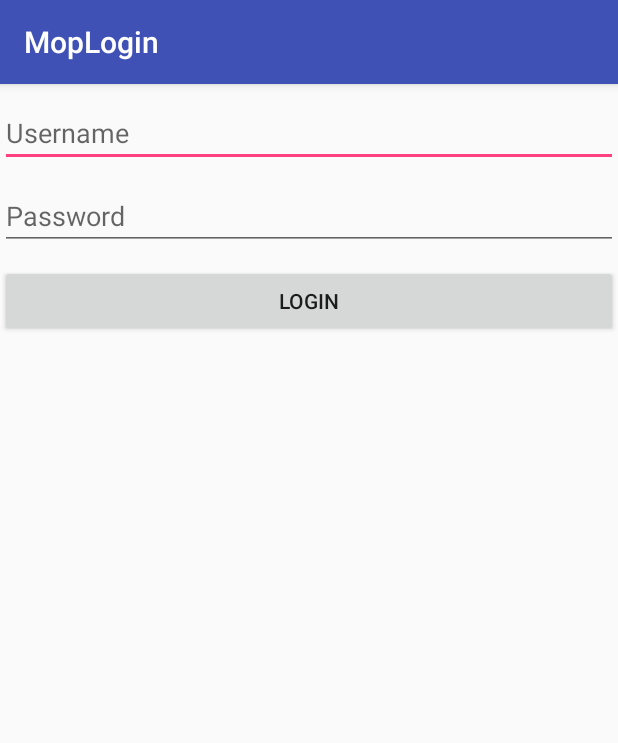
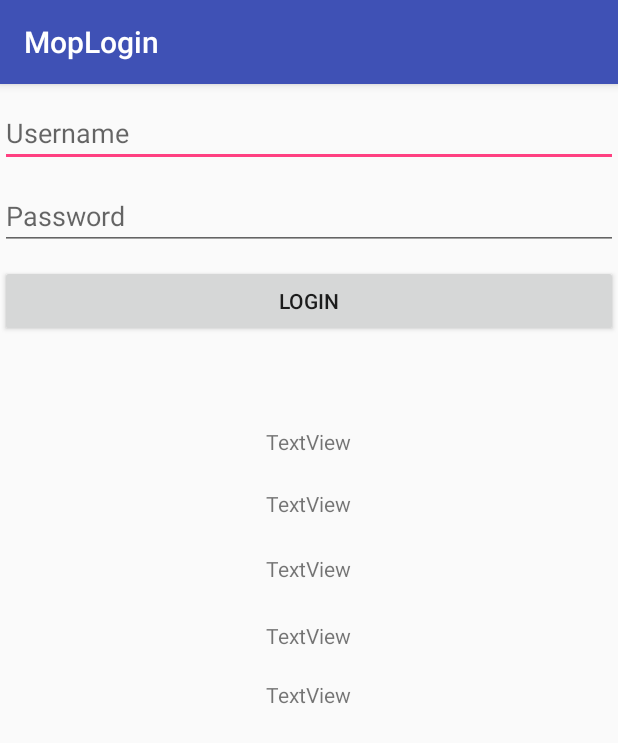
Before and after one commit to farhandhika258/MopLogin, an Android app: the screen it shows after launch (MainActivity), after a tap on "LOGIN", on a phone screen of 412 x 824 dp. Shown: the top 743 px of the screen. Run offline under Robolectric (Android 15) with nearby library versions, the phone set to English and light mode, and no system bars; pictures from the network do not load; 2 statements that could not run were skipped.

```diff
--- a/app/build.gradle
+++ b/app/build.gradle
@@ -1,4 +1,5 @@
 apply plugin: 'com.android.application'
+apply plugin: 'org.greenrobot.greendao'
 
 android {
     compileSdkVersion 26
@@ -25,4 +26,5 @@ dependencies {
     testImplementation 'junit:junit:4.12'
     androidTestImplementation 'com.android.support.test:runner:1.0.1'
     androidTestImplementation 'com.android.support.test.espresso:espresso-core:3.0.1'
+    compile 'org.greenrobot:greendao:3.2.2'
 }
--- a/app/src/main/AndroidManifest.xml
+++ b/app/src/main/AndroidManifest.xml
@@ -11,7 +11,8 @@
         android:label="@string/app_name"
         android:roundIcon="@mipmap/ic_launcher_round"
         android:supportsRtl="true"
-        android:theme="@style/AppTheme">
+        android:theme="@style/AppTheme"
+        android:name=".App">
         <activity android:name=".MainActivity">
             <intent-filter>
                 <action android:name="android.intent.action.MAIN" />
--- /dev/null
+++ b/app/src/main/java/com/test/farhandhika/moplogin/App.java
@@ -0,0 +1,28 @@
+package com.test.farhandhika.moplogin;
+
+import android.app.Application;
+
+/**
+ * Created by farhandhika on 21/12/17.
+ */
+
+public class App extends Application {
+
+    private DaoSession mDaoSession;
+
+    @Override
+    public void onCreate() {
+        super.onCreate();
+        mDaoSession = new DaoMaster(
+                new DaoMaster.DevOpenHelper(this, "greendao_token2.db").getWritableDb()).newSession();
+
+        //if(mDaoSession.getTokenDao().loadAll().size() == 0) {
+        //    mDaoSession.getTokenDao().insert(new Token(2L, "acces_token", "expires_in", "token_type", "scope","refresh_token"));
+        //}
+
+    }
+
+    public DaoSession getDaoSession() {
+        return mDaoSession;
+    }
+}
--- a/app/src/main/java/com/test/farhandhika/moplogin/MainActivity.java
+++ b/app/src/main/java/com/test/farhandhika/moplogin/MainActivity.java
@@ -2,6 +2,7 @@ package com.test.farhandhika.moplogin;
 
 
 import android.app.ProgressDialog;
+import android.content.Context;
 import android.content.Intent;
 import android.content.SharedPreferences;
 import android.database.sqlite.SQLiteDatabase;
@@ -13,6 +14,7 @@ import android.os.Bundle;
 import android.util.Log;
 import android.view.View;
 import android.widget.EditText;
+import android.widget.TextView;
 import android.widget.Toast;
 
 import org.json.JSONArray;
@@ -37,9 +39,7 @@ import javax.net.ssl.HttpsURLConnection;
 
 public class MainActivity extends AppCompatActivity {
 
-    MySQLiteHelper db = new MySQLiteHelper(this);
-
-
+    private DaoSession mDaoSession;
 
     public static final int CONNECTION_TIMEOUT=10000;
     public static final int READ_TIMEOUT=15000;
@@ -54,7 +54,24 @@ public class MainActivity extends AppCompatActivity {
         // Get Reference to variables
         etUsername = (EditText) findViewById(R.id.username);
         etPassword = (EditText) findViewById(R.id.password);
+        TextView textView = (TextView) findViewById(R.id.text);
+        TextView textView2 = (TextView) findViewById(R.id.text2);
+        TextView textView3 = (TextView) findViewById(R.id.text3);
+        TextView textView4 = (TextView) findViewById(R.id.text4);
+        TextView textView5 = (TextView) findViewById(R.id.text5);
 
+
+        Token token = ((App)getApplication()).getDaoSession().getTokenDao().load(2L);
+
+
+        if(token!= null) {
+
+            textView.setText(token.getAccesstoken());
+            textView2.setText(token.getExpiresin());
+            textView3.setText(token.getTokentype());
+            textView4.setText(token.getScope());
+            textView5.setText(token.getRefreshtoken());
+        }
 
 
 
@@ -96,7 +113,6 @@ public class MainActivity extends AppCompatActivity {
             final String username = etUsername.getText().toString();
             final String password = etPassword.getText().toString();
 
-
             try {
 
                 URL url = new URL("https://dev.mopaps.xtend.net.my/oauth"); // here is your URL path
@@ -129,50 +145,31 @@ public class MainActivity extends AppCompatActivity {
 
                 if (responseCode == HttpsURLConnection.HTTP_OK) {
 
-
                     BufferedReader in =new BufferedReader(new
                             InputStreamReader(
                             conn.getInputStream()));
-
+                    StringBuilder result = new StringBuilder();
                     StringBuffer sb = new StringBuffer("");
                     String line="";
 
                     while((line = in.readLine()) != null) {
-                        sb.append(line);
-                        break;
+                        result.append(line);
+                       break;
+
                     }
 
-
-
-                    /**
-                     * CRUD Operations
-                     * */
-                    // add Books
-                    db.addBook(new Book(line));
-
-
-                    // get all books
-                    List<Book> list = db.getAllBooks();
-
-                    // delete one book
-                    db.deleteBook(list.get(0));
-
-                    // get all books
-                    db.getAllBooks();
-
-
-
                     in.close();
-                    return sb.toString();
+                    return result.toString();
 
                 }
                 else {
-                    return new String("false : "+responseCode);
+                    return("unsuccessful");
                 }
             }
             catch(Exception e){
-                return new String("Exception: " + e.getMessage());
-            }
+                e.printStackTrace();
+                return"exception";
+                }
 
         }
 
@@ -181,12 +178,25 @@ public class MainActivity extends AppCompatActivity {
 
             //this method will be running on UI thread
 
+
+
             pdLoading.dismiss();
 
 
-            Toast.makeText(getApplicationContext(), "Success Adding data to SQLite!",
-                    Toast.LENGTH_LONG).show();
+
+            if (result.equalsIgnoreCase("exception") || result.equalsIgnoreCase("unsuccessful"))
+            {
+                Toast.makeText(MainActivity.this, "Invalid username or password", Toast.LENGTH_LONG).show();
+            }
+
+            //Toast.makeText(getApplicationContext(), "Success Adding data to SQLite!",
+             //       Toast.LENGTH_LONG).show();
+
+            Toast.makeText(getApplicationContext(), result, Toast.LENGTH_LONG).show();
+
         }
+
+
 
     }
 
--- a/app/src/main/res/layout/activity_main.xml
+++ b/app/src/main/res/layout/activity_main.xml
@@ -35,4 +35,49 @@
         android:layout_marginTop="10dp"
         android:onClick="checkLogin"/>
 
+    <TextView
+        android:id="@+id/text"
+        android:layout_width="wrap_content"
+        android:layout_height="wrap_content"
+        android:layout_below="@+id/button"
+        android:layout_centerHorizontal="true"
+        android:layout_marginTop="60dp"
+        android:text="TextView" />
+
+    <TextView
+        android:id="@+id/text2"
+        android:layout_width="wrap_content"
+        android:layout_height="wrap_content"
+        android:layout_alignStart="@+id/text"
+        android:layout_below="@+id/text"
+        android:layout_marginTop="22dp"
+        android:text="TextView" />
+
+    <TextView
+        android:id="@+id/text3"
+        android:layout_width="wrap_content"
+        android:layout_height="wrap_content"
+        android:layout_alignStart="@+id/text2"
+        android:layout_below="@+id/text2"
+        android:layout_marginTop="24dp"
+        android:text="TextView" />
+
+    <TextView
+        android:id="@+id/text4"
+        android:layout_width="wrap_content"
+        android:layout_height="wrap_content"
+        android:layout_alignStart="@+id/text3"
+        android:layout_below="@+id/text3"
+        android:layout_marginTop="25dp"
+        android:text="TextView" />
+
+    <TextView
+        android:id="@+id/text5"
+        android:layout_width="wrap_content"
+        android:layout_height="wrap_content"
+        android:layout_alignStart="@+id/text4"
+        android:layout_below="@+id/text4"
+        android:layout_marginTop="20dp"
+        android:text="TextView" />
+
 </RelativeLayout>
--- a/build.gradle
+++ b/build.gradle
@@ -8,6 +8,7 @@ buildscript {
     }
     dependencies {
         classpath 'com.android.tools.build:gradle:3.0.1'
+        classpath 'org.greenrobot:greendao-gradle-plugin:3.2.1'
 
 
         // NOTE: Do not place your application dependencies here; they belong
```
Also changed, not shown: app/src/main/java/com/test/farhandhika/moplogin/Token.java (added, +98 -0 lines).
